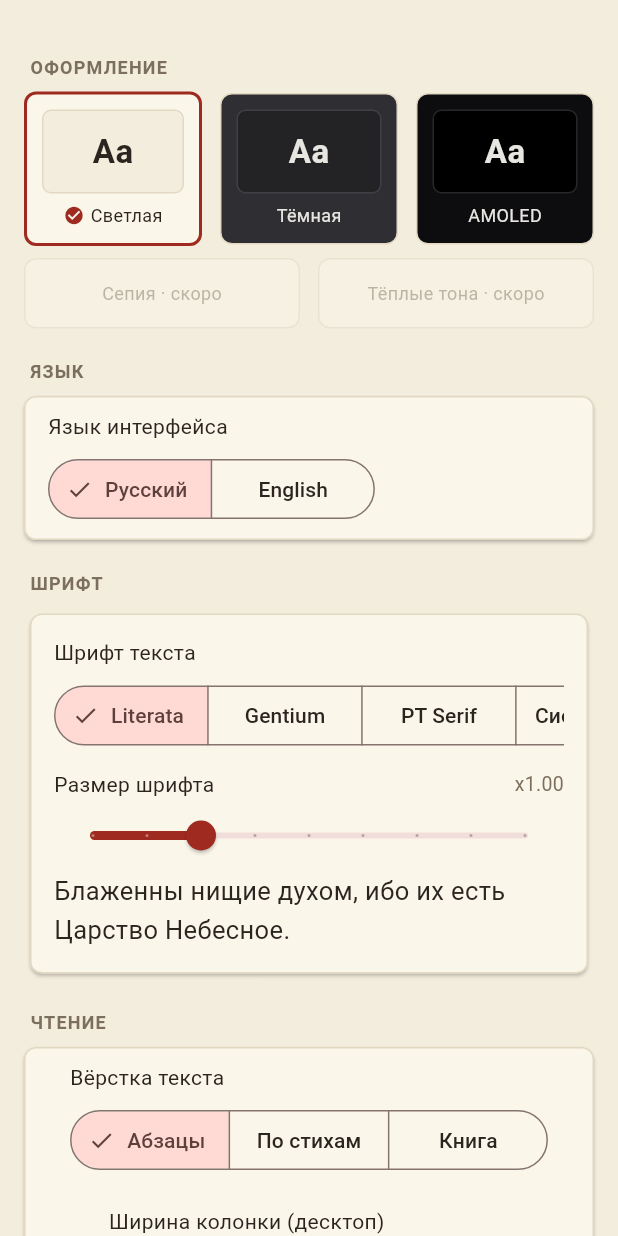
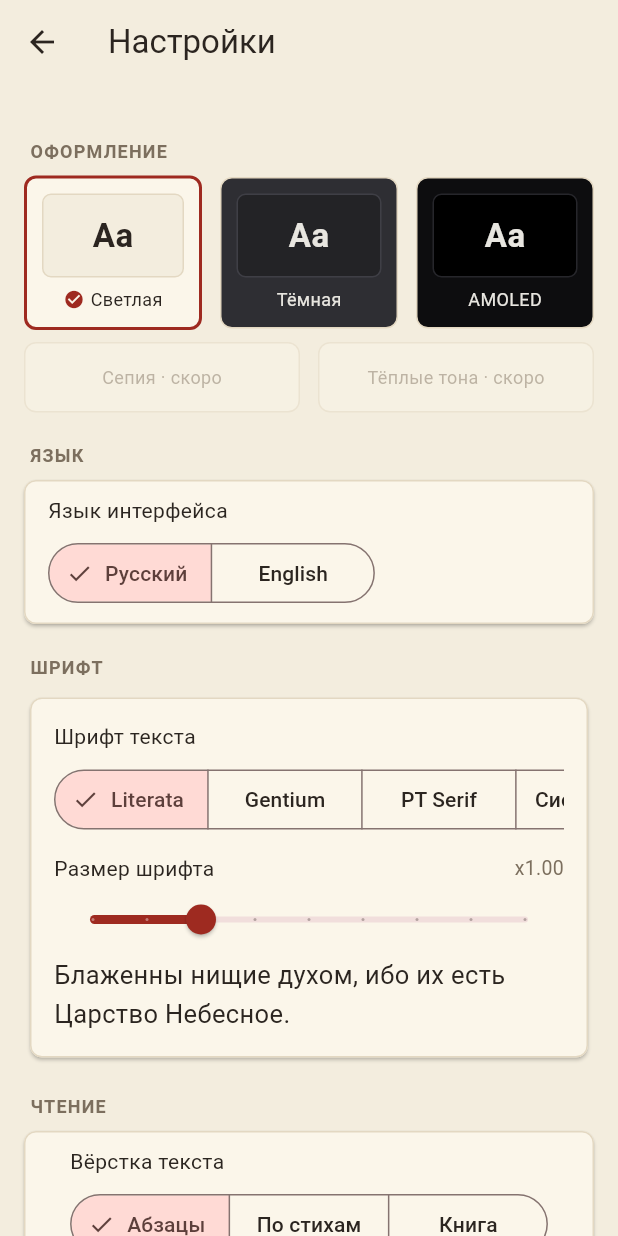
Before and after one commit to 20genesis14-sys/StudyBible, a Flutter app: the SettingsScreen screen opened directly, on a phone screen of 412 x 824 dp. Run offline on Flutter 3.47's test engine with Material 3 defaults, Android fonts, the phone set to English and light mode, and no system bars; our stand-ins replace audio_service, audioplayers, file_picker, flutter_tts, permission_handler and 2 more; missing offline and left inert: dart:ffi, dart:js_interop, flutter_rust_bridge, record, sqlite3; Roboto replaces fonts that are missing (Literata); statements that could not run were skipped; project files that could hold a hidden picture were left out.

Commit message:
Настройки: экран обёрнут в Scaffold + AppBar (фон темы, кнопка «назад»), ESC закрывает — раньше push со стартовой давал чёрный фон без способа вернуться.
Generated with [Devin](https://devin.ai)

Co-Authored-By: Devin <158243242+devin-ai-integration[bot]@users.noreply.github.com>

```diff
--- a/apps/studybible-flutter/lib/screens/settings_screen.dart
+++ b/apps/studybible-flutter/lib/screens/settings_screen.dart
@@ -1,4 +1,5 @@
 import 'package:flutter/material.dart';
+import 'package:flutter/services.dart';
 
 import '../data.dart';
 import '../l10n.dart';
@@ -16,7 +17,26 @@ class SettingsScreen extends StatelessWidget {
       listenable: settings,
       builder: (context, _) {
         final p = context.palette;
-        return Center(
+        // Scaffold + AppBar нужны, когда экран открыт поверх
+        // (push с Главной): без них фон чёрный и «назад» нечем.
+        return CallbackShortcuts(
+          bindings: {
+            const SingleActivator(LogicalKeyboardKey.escape): () =>
+                Navigator.of(context).maybePop(),
+          },
+          child: Focus(
+            autofocus: true,
+            child: Scaffold(
+              backgroundColor: p.background,
+              appBar: AppBar(
+                backgroundColor: p.background,
+                title: Text(
+                  tr('Настройки', 'Settings'),
+                  style: TextStyle(color: p.ink),
+                ),
+                iconTheme: IconThemeData(color: p.ink),
+              ),
+              body: Center(
           child: ConstrainedBox(
             constraints: BoxConstraints(maxWidth: wide ? 760 : double.infinity),
             child: ListView(
@@ -371,6 +391,9 @@ class SettingsScreen extends StatelessWidget {
               ],
             ),
           ),
+              ),
+            ),
+          ),
         );
       },
     );
```
